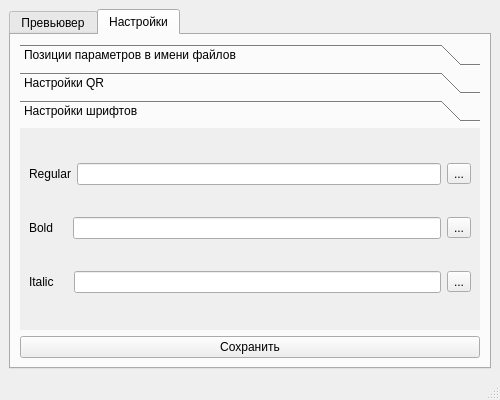
This is previwer2_window.ui in Dyrnwyn/Previewer-2.0 as Qt 5 draws it before an edit. The edited form follows.
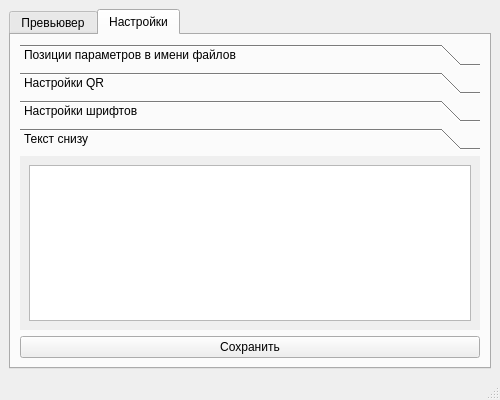
This is the edited form. The open tabs and pages were chosen to show the change.

The edit to the form file:
```diff
--- a/previwer2_window.ui
+++ b/previwer2_window.ui
@@ -47,7 +47,7 @@
    <property name="locale">
     <locale language="Russian" country="Russia"/>
    </property>
-   <layout class="QVBoxLayout" name="verticalLayout_7">
+   <layout class="QHBoxLayout" name="horizontalLayout_7">
     <item>
      <widget class="QTabWidget" name="tabWidget">
       <property name="sizePolicy">
@@ -305,7 +305,7 @@
            <string notr="true"/>
           </property>
           <property name="currentIndex">
-           <number>2</number>
+           <number>3</number>
           </property>
           <widget class="QWidget" name="page">
            <property name="geometry">
@@ -772,7 +772,7 @@
              <x>0</x>
              <y>0</y>
              <width>460</width>
-             <height>181</height>
+             <height>149</height>
             </rect>
            </property>
            <attribute name="label">
@@ -876,6 +876,16 @@
             </item>
            </layout>
           </widget>
+          <widget class="QWidget" name="page_bottom_text">
+           <attribute name="label">
+            <string>Текст снизу</string>
+           </attribute>
+           <layout class="QHBoxLayout" name="horizontalLayout_8">
+            <item>
+             <widget class="QTextEdit" name="textEdit_bottom_text"/>
+            </item>
+           </layout>
+          </widget>
          </widget>
         </item>
         <item>
```
Left out of the diff: 10 changed lines with no effect on the pictures.
